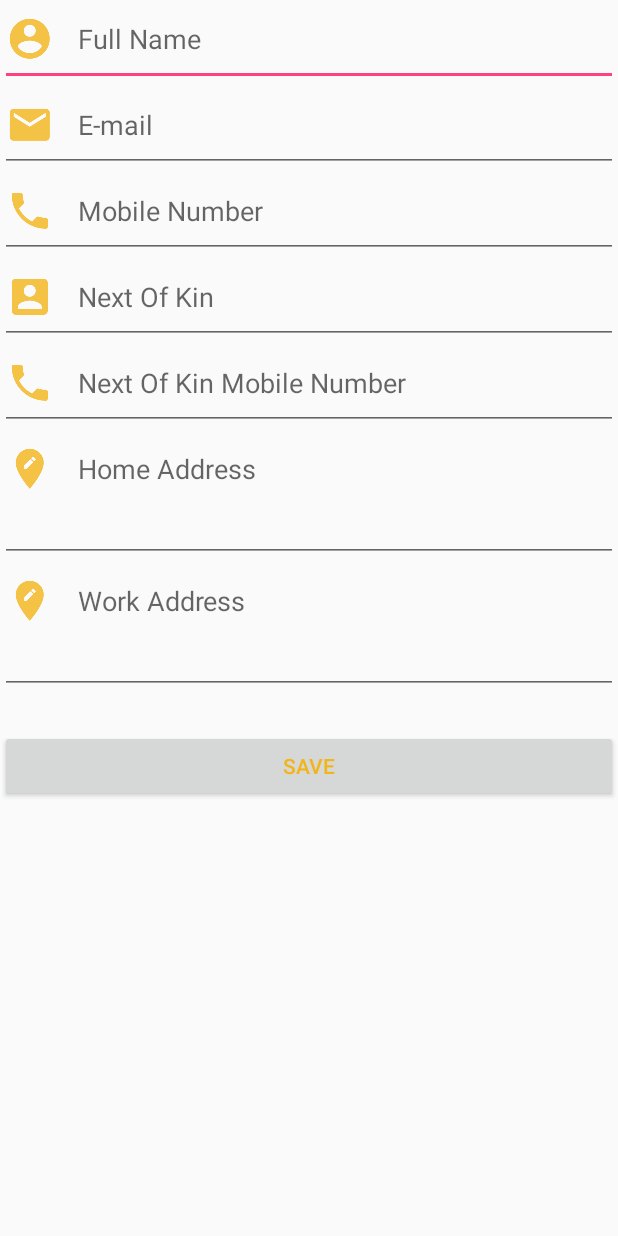
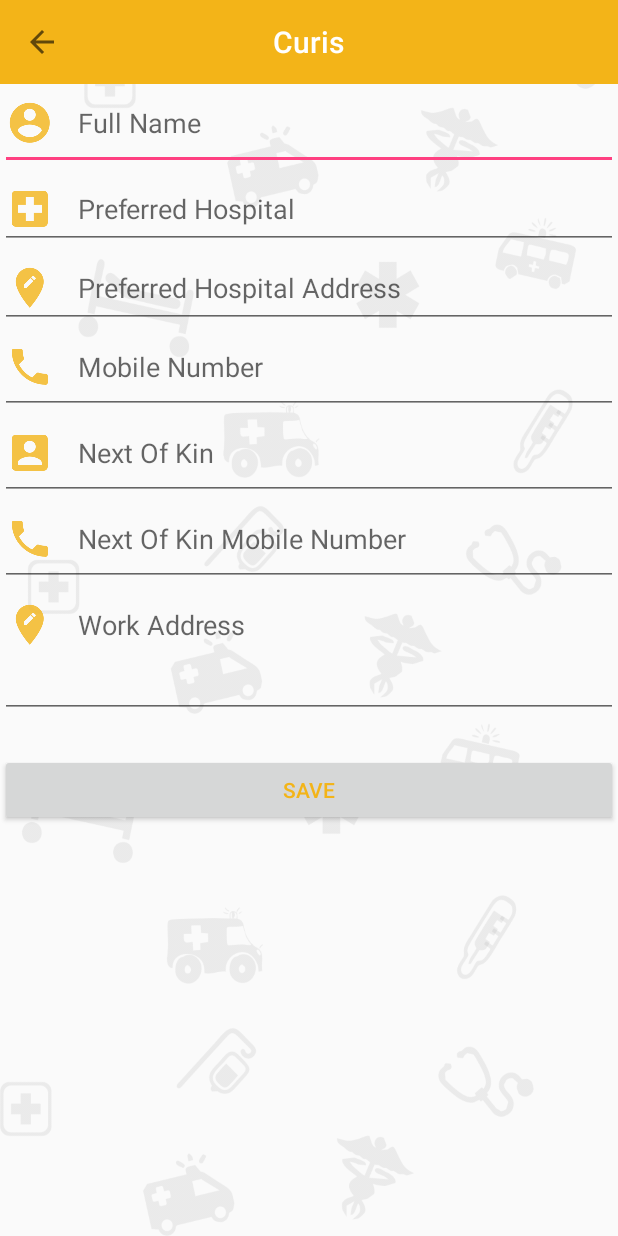
Before and after one commit to goodnesskay/Curis-v1.1, an Android app: the ProfileActivity screen opened directly, with no data from a screen before it, on a phone screen of 412 x 824 dp. Run offline under Robolectric (Android 15) with nearby library versions, the phone set to English and light mode, and no system bars.

Commit message:
Toolbar works now

```diff
--- a/app/src/main/java/me/goodnesskayode/curis/ProfileActivity.java
+++ b/app/src/main/java/me/goodnesskayode/curis/ProfileActivity.java
@@ -1,7 +1,11 @@
 package me.goodnesskayode.curis;
 
+import android.app.ActionBar;
+import android.content.Intent;
 import android.support.v7.app.AppCompatActivity;
 import android.os.Bundle;
+import android.support.v7.widget.Toolbar;
+import android.view.View;
 
 public class ProfileActivity extends AppCompatActivity {
 
@@ -9,5 +13,19 @@ public class ProfileActivity extends AppCompatActivity {
     protected void onCreate(Bundle savedInstanceState) {
         super.onCreate(savedInstanceState);
         setContentView(R.layout.activity_profile);
+
+        Toolbar toolbar = (Toolbar) findViewById(R.id.toolbar);
+        setSupportActionBar(toolbar);
+        getSupportActionBar().setDisplayShowTitleEnabled(false);
+
+        getSupportActionBar().setDisplayHomeAsUpEnabled(true);
+        getSupportActionBar().setDisplayShowHomeEnabled(true);
+
+    }
+
+    @Override
+    public boolean onSupportNavigateUp() {
+        onBackPressed();
+        return true;
     }
 }
--- a/app/src/main/res/layout/activity_login.xml
+++ b/app/src/main/res/layout/activity_login.xml
@@ -12,7 +12,6 @@
         android:orientation="vertical"
         android:padding="@dimen/padding"
         >
-
 
         <ImageView
             android:id="@+id/logo"
--- a/app/src/main/res/layout/activity_main.xml
+++ b/app/src/main/res/layout/activity_main.xml
@@ -4,6 +4,7 @@
     android:layout_width="match_parent"
     android:layout_height="match_parent"
     android:scrollbars="vertical"
+    android:background="@drawable/bg_pattern_white"
     tools:context="me.goodnesskayode.curis.MainActivity">
 
 
--- a/app/src/main/res/layout/activity_profile.xml
+++ b/app/src/main/res/layout/activity_profile.xml
@@ -3,6 +3,9 @@
     xmlns:tools="http://schemas.android.com/tools"
     android:layout_width="match_parent"
     android:layout_height="match_parent"
+    xmlns:app="http://schemas.android.com/apk/res-auto"
+    android:background="@drawable/bg_pattern_white"
+    android:fitsSystemWindows="true"
     android:scrollbars="vertical"
     tools:context="me.goodnesskayode.curis.ProfileActivity">
 
@@ -11,6 +14,27 @@
         android:layout_height="wrap_content"
         android:orientation="vertical"
         >
+
+        <android.support.v7.widget.Toolbar
+            android:id="@+id/toolbar"
+            android:minHeight="?attr/actionBarSize"
+            android:layout_width="match_parent"
+            android:layout_height="wrap_content"
+            app:titleTextColor="@android:color/white"
+            android:background="?attr/colorPrimary"
+            android:fitsSystemWindows="true">
+
+            <TextView
+                android:id="@+id/toolbar_title"
+                android:layout_width="wrap_content"
+                android:layout_height="wrap_content"
+                android:text="@string/app_name"
+                android:textColor="@android:color/white"
+                style="@style/TextAppearance.AppCompat.Widget.ActionBar.Title"
+                android:layout_gravity="center"
+                />
+
+        </android.support.v7.widget.Toolbar>
 
         <EditText
             android:layout_width="match_parent"
@@ -24,11 +48,20 @@
         <EditText
             android:layout_width="match_parent"
             android:layout_height="wrap_content"
-            android:drawableLeft="@drawable/email"
-            android:drawablePadding="@dimen/drawable_padding"
-            android:hint="E-mail"
-            android:paddingBottom="15dp"
-            android:inputType="text"/>
+            android:drawableLeft="@drawable/hospital"
+            android:drawablePadding="16dp"
+            android:hint="@string/preferred_hospital"
+            android:inputType="textAutoComplete"
+            />
+
+        <EditText
+            android:layout_width="match_parent"
+            android:layout_height="wrap_content"
+            android:drawableLeft="@drawable/location"
+            android:drawablePadding="16dp"
+            android:hint="@string/preferred_hospital_address"
+            android:inputType="textMultiLine"
+            />
 
         <EditText
             android:layout_width="match_parent"
@@ -57,14 +90,6 @@
             android:paddingBottom="15dp"
             android:inputType="text"/>
 
-        <EditText
-            android:layout_width="match_parent"
-            android:layout_height="wrap_content"
-            android:drawableLeft="@drawable/location"
-            android:drawablePadding="@dimen/drawable_padding"
-            android:hint="Home Address"
-            android:paddingBottom="46dp"
-            android:inputType="textMultiLine"/>
 
         <EditText
             android:layout_width="match_parent"
--- a/app/src/main/res/values/strings.xml
+++ b/app/src/main/res/values/strings.xml
@@ -2,4 +2,6 @@
     <string name="app_name">Curis</string>
     <string name="email">Email</string>
     <string name="password">Password</string>
+    <string name="preferred_hospital">Preferred Hospital</string>
+    <string name="preferred_hospital_address">Preferred Hospital Address</string>
 </resources>
```
Also changed, not shown: app/src/main/java/me/goodnesskayode/curis/LoginActivity.java (+12 -11 lines), app/src/main/java/me/goodnesskayode/curis/SignupActivity.java (+1 -11 lines), app/src/main/res/drawable-hdpi/back_arrow.png (added), app/src/main/res/drawable-mdpi/back_arrow.png (added), app/src/main/res/drawable-xhdpi/back_arrow.png (added), app/src/main/res/drawable-xxhdpi/back_arrow.png (added), app/src/main/res/drawable/back_arrow.png (added), app/src/main/res/drawable/bg_pattern_white.png (added).
